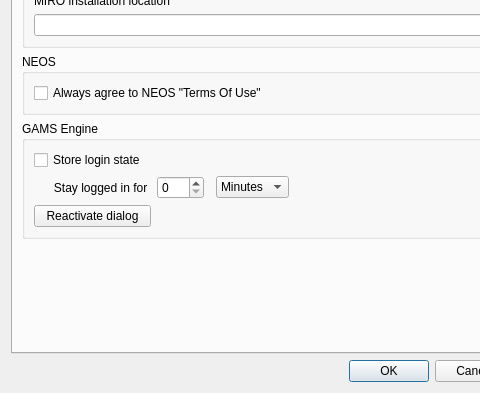
GAMS-dev/studio, file src/settingsdialog.ui: the form before one commit; both pictures show x 0 to 480 and y 81 to 474 of the 612 by 474 pixel window.
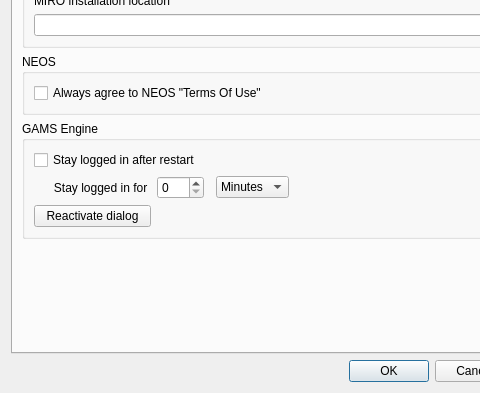
The form after the commit. Icons and pictures are not drawn.

Commit message: keep login expiration time active, improved stay-logged-in text

Patch:
```diff
--- a/src/settingsdialog.ui
+++ b/src/settingsdialog.ui
@@ -834,13 +834,6 @@
             </item>
            </widget>
           </item>
-          <item row="0" column="0" colspan="3">
-           <widget class="QCheckBox" name="cbEngineStoreToken">
-            <property name="text">
-             <string>Store login state</string>
-            </property>
-           </widget>
-          </item>
           <item row="1" column="4">
            <spacer name="horizontalSpacer_3">
             <property name="orientation">
@@ -868,6 +861,13 @@
             </property>
            </widget>
           </item>
+          <item row="0" column="0" colspan="4">
+           <widget class="QCheckBox" name="cbEngineStoreToken">
+            <property name="text">
+             <string>Stay logged in after restart</string>
+            </property>
+           </widget>
+          </item>
          </layout>
         </widget>
        </item>
```
The commit also changes 2 other files.
